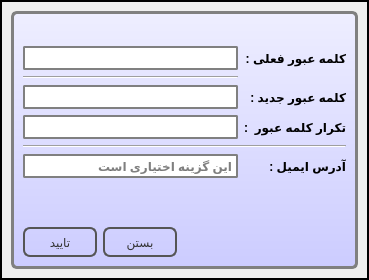
Before: the Qt Designer form changepassworddialog.ui in reza-rezvani2052/KetabYab, drawn with Qt 5.
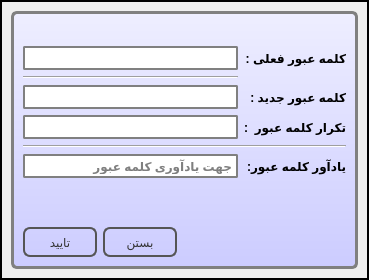
After: the same form once the commit is applied.

```diff
--- a/changepassworddialog.ui
+++ b/changepassworddialog.ui
@@ -148,7 +148,7 @@
             <string/>
            </property>
            <property name="placeholderText">
-            <string>این گزینه اختیاری است</string>
+            <string>جهت یادآوری کلمه عبور </string>
            </property>
           </widget>
          </item>
@@ -187,7 +187,7 @@
             </size>
            </property>
            <property name="text">
-            <string>آدرس ایمیل :</string>
+            <string>یادآور کلمه عبور:</string>
            </property>
           </widget>
          </item>
```
Left out of the diff: 4 changed lines with no effect on the pictures.
